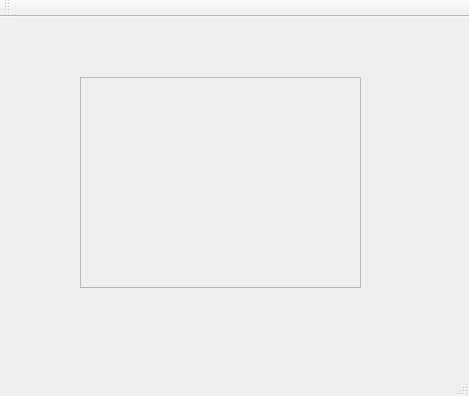
The window that client/mainwindow.ui (mohammadkotb/Networks-Evoting-System) describes before a commit, drawn with Qt 5.
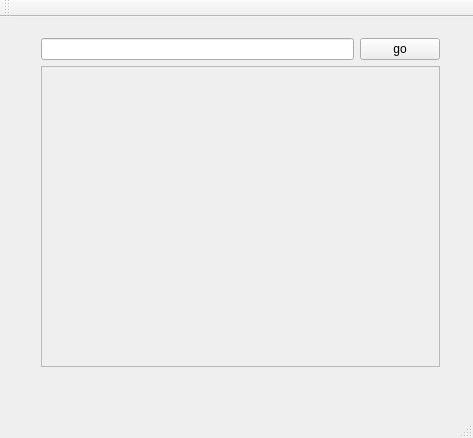
The same window after the commit.

Diff of the .ui file:
```diff
--- a/client/mainwindow.ui
+++ b/client/mainwindow.ui
@@ -6,23 +6,38 @@
    <rect>
     <x>0</x>
     <y>0</y>
-    <width>469</width>
-    <height>396</height>
+    <width>473</width>
+    <height>438</height>
    </rect>
   </property>
   <property name="windowTitle">
    <string>Evote Client</string>
   </property>
   <widget class="QWidget" name="centralWidget">
+   <widget class="QWidget" name="verticalLayoutWidget">
+    <property name="geometry">
+     <rect>
+      <x>30</x>
+      <y>10</y>
+      <width>421</width>
+      <height>351</height>
+     </rect>
+    </property>
+    <layout class="QVBoxLayout" name="mainVerticalLayout">
+     <item>
+      <layout class="QGridLayout" name="gridLayout" rowstretch="0,0,0,0">
+       <item row="1" column="1">
+        <widget class="QLineEdit" name="urlLineEdit"/>
+       </item>
+       <item row="1" column="2">
+        <widget class="QPushButton" name="goButton">
+         <property name="text">
+          <string>go</string>
+         </property>
+        </widget>
+       </item>
+       <item row="2" column="1" colspan="2">
    <widget class="QScrollArea" name="canvas">
-    <property name="geometry">
-     <rect>
-      <x>80</x>
-      <y>60</y>
-      <width>281</width>
-      <height>211</height>
-     </rect>
-    </property>
     <property name="widgetResizable">
      <bool>true</bool>
     </property>
@@ -31,11 +46,16 @@
       <rect>
        <x>0</x>
        <y>0</y>
-       <width>279</width>
-       <height>209</height>
+            <width>415</width>
+            <height>311</height>
       </rect>
      </property>
     </widget>
+        </widget>
+       </item>
+      </layout>
+     </item>
+    </layout>
    </widget>
   </widget>
   <widget class="QMenuBar" name="menuBar">
```
Left out of the diff: 2 changed lines with no effect on the pictures. Lines whose indentation alone changed are shown as unchanged.
